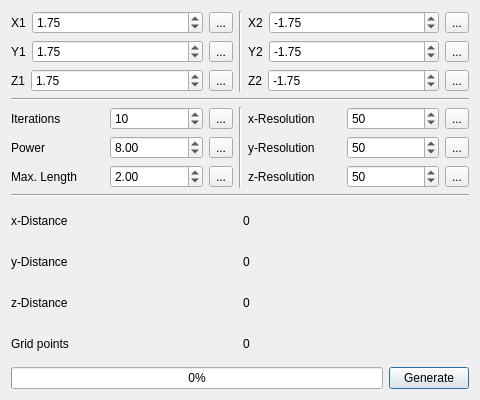
This is mbulbwindow.ui in EVARATE/MandelbulbUI as Qt 5 draws it before an edit. The edited form follows.
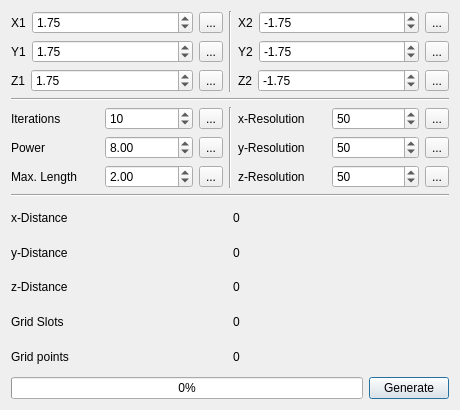
This is the edited form. Icons and pictures are not drawn.

What changed in the file:
```diff
--- a/mbulbwindow.ui
+++ b/mbulbwindow.ui
@@ -6,8 +6,8 @@
    <rect>
     <x>0</x>
     <y>0</y>
-    <width>480</width>
-    <height>400</height>
+    <width>460</width>
+    <height>410</height>
    </rect>
   </property>
   <property name="windowTitle">
@@ -536,6 +536,24 @@
        </item>
       </layout>
      </item>
+     <item>
+      <layout class="QHBoxLayout" name="horizontalLayout_19">
+       <item>
+        <widget class="QLabel" name="label_17">
+         <property name="text">
+          <string>Grid Slots</string>
+         </property>
+        </widget>
+       </item>
+       <item>
+        <widget class="QLabel" name="gridSlotsOutput">
+         <property name="text">
+          <string>0</string>
+         </property>
+        </widget>
+       </item>
+      </layout>
+     </item>
      <item>
       <layout class="QHBoxLayout" name="horizontalLayout_13">
        <item>
```
